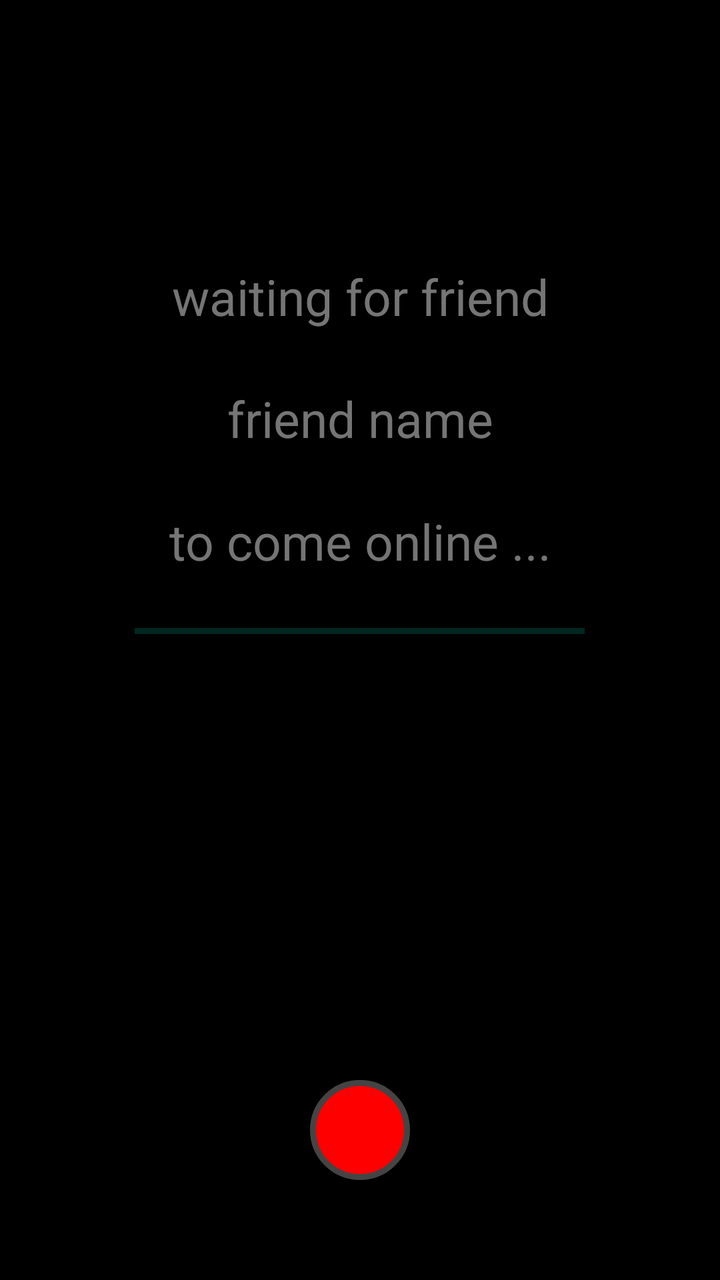
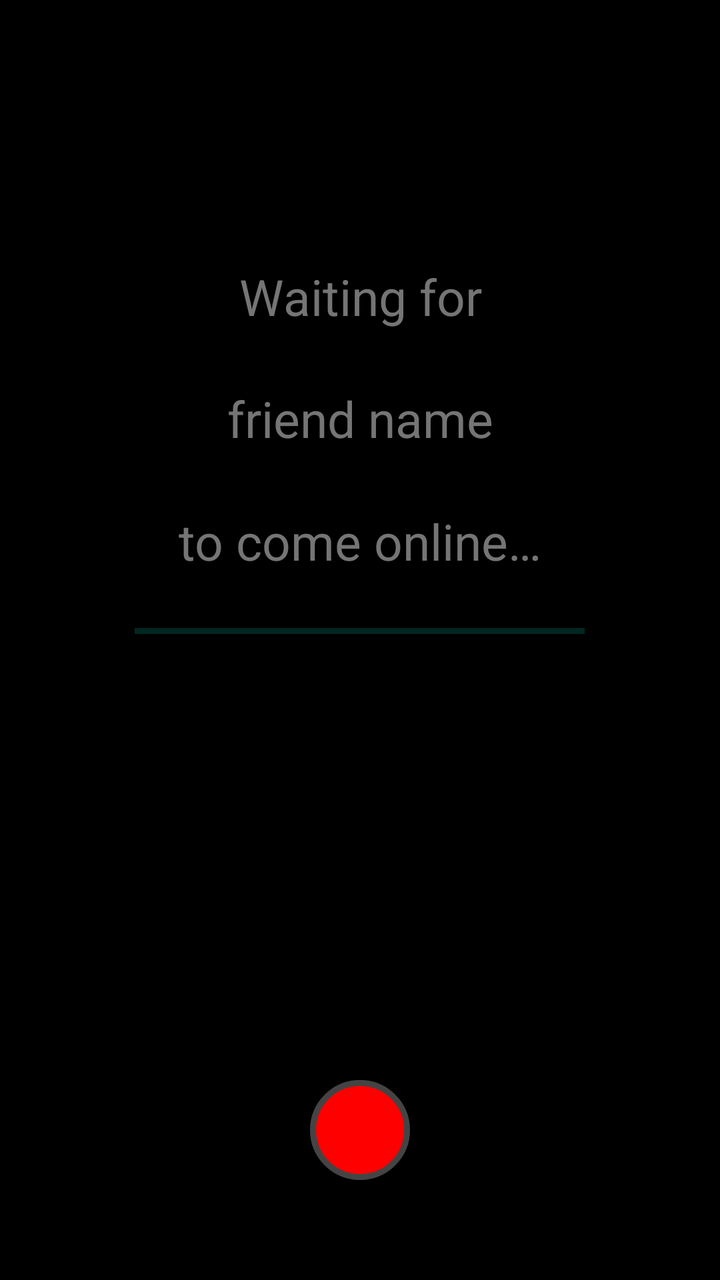

Compare the two renders of this Android layout. The source of the first and the diff that turns it into the second are given below.
<!-- AndroidManifest.xml: application theme AppTheme -->
<!-- res/layout/activity_calling_waiting.xml -->
<LinearLayout xmlns:android="http://schemas.android.com/apk/res/android"
    xmlns:tools="http://schemas.android.com/tools"
    android:layout_width="match_parent"
    android:layout_height="match_parent"
    android:background="#000000"
    android:orientation="vertical"
    tools:context="com.zoffcc.applications.trifa.CallingWaitingActivity">

    <TextView
        android:layout_width="match_parent"
        android:layout_height="1dp"
        android:layout_weight="8" />

    <TextView
        android:layout_width="match_parent"
        android:layout_height="wrap_content"
        android:layout_weight="3"
        android:background="@android:color/transparent"
        android:gravity="center_horizontal|center_vertical"
        android:text="waiting for friend"
        android:textColor="@color/md_grey_600"
        android:textSize="25sp"
        tools:ignore="HardcodedText" />

    <TextView
        android:id="@+id/call_waiting_friend_name"
        android:layout_width="match_parent"
        android:layout_height="wrap_content"
        android:layout_weight="1"
        android:background="@android:color/transparent"
        android:gravity="center_horizontal|center_vertical"
        android:text="friend name"
        android:textColor="@color/md_grey_600"
        android:textSize="25sp"
        tools:ignore="HardcodedText" />

    <TextView
        android:layout_width="match_parent"
        android:layout_height="wrap_content"
        android:layout_weight="3"
        android:background="@android:color/transparent"
        android:gravity="center_horizontal|center_vertical"
        android:text="to come online ..."
        android:textColor="@color/md_grey_600"
        android:textSize="25sp"
        tools:ignore="HardcodedText" />

    <LinearLayout
        android:layout_width="match_parent"
        android:layout_height="15dp"
        android:orientation="horizontal">

        <TextView
            android:layout_width="0dp"
            android:layout_height="10dp"
            android:layout_weight="3" />

        <ProgressBar
            style="?android:attr/progressBarStyleHorizontal"
            android:layout_width="0dp"
            android:layout_height="15dp"
            android:layout_weight="10"
            android:indeterminate="true" />

        <TextView
            android:layout_width="0dp"
            android:layout_height="10dp"
            android:layout_weight="3" />

    </LinearLayout>

    <TextView
        android:layout_width="match_parent"
        android:layout_height="10dp"
        android:layout_weight="15" />

    <ImageButton
        android:id="@+id/decline_waiting_button"
        android:layout_width="@dimen/calling_activity_bottom_buttons_height"
        android:layout_height="@dimen/calling_activity_bottom_buttons_height"
        android:background="@android:color/transparent"
        android:keepScreenOn="true"
        android:scaleType="fitXY"
        android:layout_gravity="center"
        android:layout_marginBottom="50dp"
        android:src="@drawable/circle_red" />

</LinearLayout>
<!-- resources referenced by this layout -->
<resources>
  <color name="md_grey_600">#757575</color>
  <dimen name="calling_activity_bottom_buttons_height">50dp</dimen>
  <!-- drawable circle_red (drawable) -->
  <shape xmlns:android="http://schemas.android.com/apk/res/android"
         android:shape="oval">
      <solid android:color="#ff0000"/>
      <stroke
          android:width="3dp"
          android:color="#444444"/>
      <size
          android:width="20dp"
          android:height="20dp"/>
  </shape>
  <color name="colorPrimary">@color/khandaq_primary</color>
  <color name="colorPrimaryDark">@color/khandaq_primary_deep</color>
  <color name="tg_chat_header_bg">@color/tg_chat_bg</color>
  <color name="colorAccent">@color/khandaq_teal</color>
  <style name="KhandaqPopupMenu" parent="Widget.AppCompat.PopupMenu">
          <item name="android:popupBackground">@drawable/bg_popup_menu</item>
      </style>
  <style name="KhandaqAlertDialog" parent="Theme.AppCompat.DayNight.Dialog.Alert">
          <item name="android:windowBackground">@drawable/bg_dialog_rounded</item>
          <item name="colorAccent">@color/khandaq_teal</item>
      </style>
  <style name="DrawerArrowStyle" parent="Widget.AppCompat.DrawerArrowToggle">
          <item name="spinBars">true</item>
          <item name="color">@color/tg_chat_title</item>
      </style>
  <color name="khandaq_teal">#029B7D</color>
  <color name="khandaq_surface">#151B19</color>
  <color name="khandaq_text">#F4FAF6</color>
  <color name="gray">#606060</color>
  <style name="TextAppearance.Khandaq.Body" parent="TextAppearance.MaterialComponents.Body1">
          <item name="android:fontFamily">sans-serif</item>
          <item name="fontFamily">sans-serif</item>
          <item name="android:textSize">15sp</item>
          <item name="android:lineSpacingExtra">3dp</item>
      </style>
  <style name="TextAppearance.Khandaq.Caption" parent="TextAppearance.MaterialComponents.Caption">
          <item name="android:fontFamily">sans-serif</item>
          <item name="fontFamily">sans-serif</item>
          <item name="android:textSize">13sp</item>
      </style>
  <style name="TextAppearance.Khandaq.Button" parent="TextAppearance.MaterialComponents.Button">
          <item name="android:fontFamily">sans-serif-medium</item>
          <item name="fontFamily">sans-serif-medium</item>
          <item name="android:textSize">15sp</item>
          <item name="android:textAllCaps">false</item>
      </style>
  <style name="Khandaq.Toolbar" parent="Widget.MaterialComponents.Toolbar">
          <item name="titleTextAppearance">@style/TextAppearance.Khandaq.ToolbarTitle</item>
      </style>
  <color name="khandaq_primary">#0F3D2E</color>
  <color name="khandaq_primary_deep">#0A2A20</color>
  <color name="tg_chat_bg">#FFFFFF</color>
  <!-- drawable bg_popup_menu (drawable) -->
  <?xml version="1.0" encoding="utf-8"?>
  <shape xmlns:android="http://schemas.android.com/apk/res/android"
      android:shape="rectangle">
      <solid android:color="@color/onboarding_form_bg" />
      <corners android:radius="16dp" />
  </shape>
  <color name="tg_chat_title">@color/khandaq_graphite</color>
  <style name="TextAppearance.Khandaq.ToolbarTitle" parent="TextAppearance.Widget.AppCompat.Toolbar.Title">
          <item name="android:fontFamily">sans-serif-medium</item>
          <item name="fontFamily">sans-serif-medium</item>
          <item name="android:textSize">18sp</item>
      </style>
  <color name="tg_chat_preview">@color/khandaq_text_muted</color>
  <color name="onboarding_form_bg">#FFFFFF</color>
  <color name="khandaq_graphite">#101416</color>
  <color name="khandaq_text_muted">#6B7A75</color>
  <!-- unchanged entries left out for length: 4 -->
</resources>

<!-- the commit's change to res/layout/activity_calling_waiting.xml (unified diff, before → after) -->
@@ -17,10 +17,9 @@
         android:layout_weight="3"
         android:background="@android:color/transparent"
         android:gravity="center_horizontal|center_vertical"
-        android:text="waiting for friend"
+        android:text="@string/call_waiting_title_top"
         android:textColor="@color/md_grey_600"
-        android:textSize="25sp"
-        tools:ignore="HardcodedText" />
+        android:textSize="25sp" />
 
     <TextView
         android:id="@+id/call_waiting_friend_name"
@@ -40,10 +39,9 @@
         android:layout_weight="3"
         android:background="@android:color/transparent"
         android:gravity="center_horizontal|center_vertical"
-        android:text="to come online ..."
+        android:text="@string/call_waiting_title_bottom"
         android:textColor="@color/md_grey_600"
-        android:textSize="25sp"
-        tools:ignore="HardcodedText" />
+        android:textSize="25sp" />
 
     <LinearLayout
         android:layout_width="match_parent"
<!-- resource entries referenced after the edit -->
@@ -13,6 +13,8 @@
           android:width="20dp"
           android:height="20dp"/>
   </shape>
+  <string name="call_waiting_title_bottom">to come online…</string>
+  <string name="call_waiting_title_top">Waiting for</string>
   <color name="colorPrimary">@color/khandaq_primary</color>
   <color name="colorPrimaryDark">@color/khandaq_primary_deep</color>
   <color name="tg_chat_header_bg">@color/tg_chat_bg</color>
